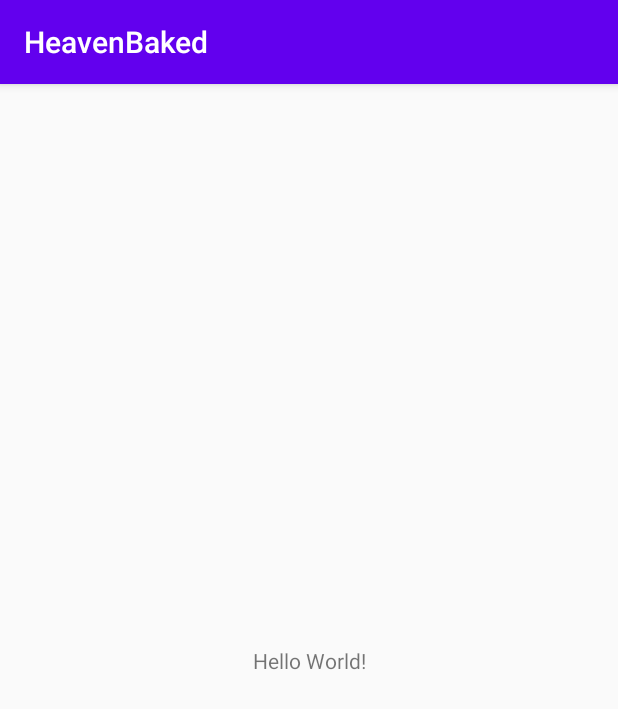
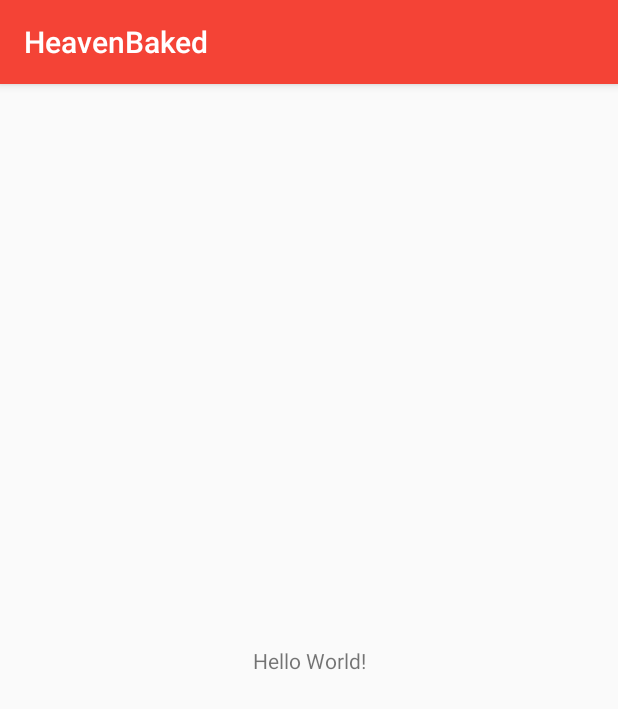
Before and after one commit to ajzamora/heaven-baked, an Android app: the screen it shows after launch (MainActivity), on a phone screen of 412 x 824 dp. Shown: the top 709 px of the screen. Run offline under Robolectric (Android 15) with nearby library versions, the phone set to English and light mode, and no system bars.

Commit message:
change app theme style and colors

```diff
--- a/app/src/main/res/values/colors.xml
+++ b/app/src/main/res/values/colors.xml
@@ -1,6 +1,12 @@
 <?xml version="1.0" encoding="utf-8"?>
+<!-- Palette generated by Material Palette - materialpalette.com/red/amber -->
 <resources>
-    <color name="colorPrimary">#6200EE</color>
-    <color name="colorPrimaryDark">#3700B3</color>
-    <color name="colorAccent">#03DAC5</color>
+    <color name="primary">#F44336</color>
+    <color name="primary_dark">#D32F2F</color>
+    <color name="primary_light">#FFCDD2</color>
+    <color name="accent">#FFC107</color>
+    <color name="primary_text">#212121</color>
+    <color name="secondary_text">#757575</color>
+    <color name="icons">#FFFFFF</color>
+    <color name="divider">#BDBDBD</color>
 </resources>
--- a/app/src/main/res/values/styles.xml
+++ b/app/src/main/res/values/styles.xml
@@ -3,9 +3,9 @@
     <!-- Base application theme. -->
     <style name="AppTheme" parent="Theme.AppCompat.Light.DarkActionBar">
         <!-- Customize your theme here. -->
-        <item name="colorPrimary">@color/colorPrimary</item>
-        <item name="colorPrimaryDark">@color/colorPrimaryDark</item>
-        <item name="colorAccent">@color/colorAccent</item>
+        <item name="colorPrimary">@color/primary</item>
+        <item name="colorPrimaryDark">@color/primary_dark</item>
+        <item name="colorAccent">@color/accent</item>
     </style>
 
 </resources>
```
